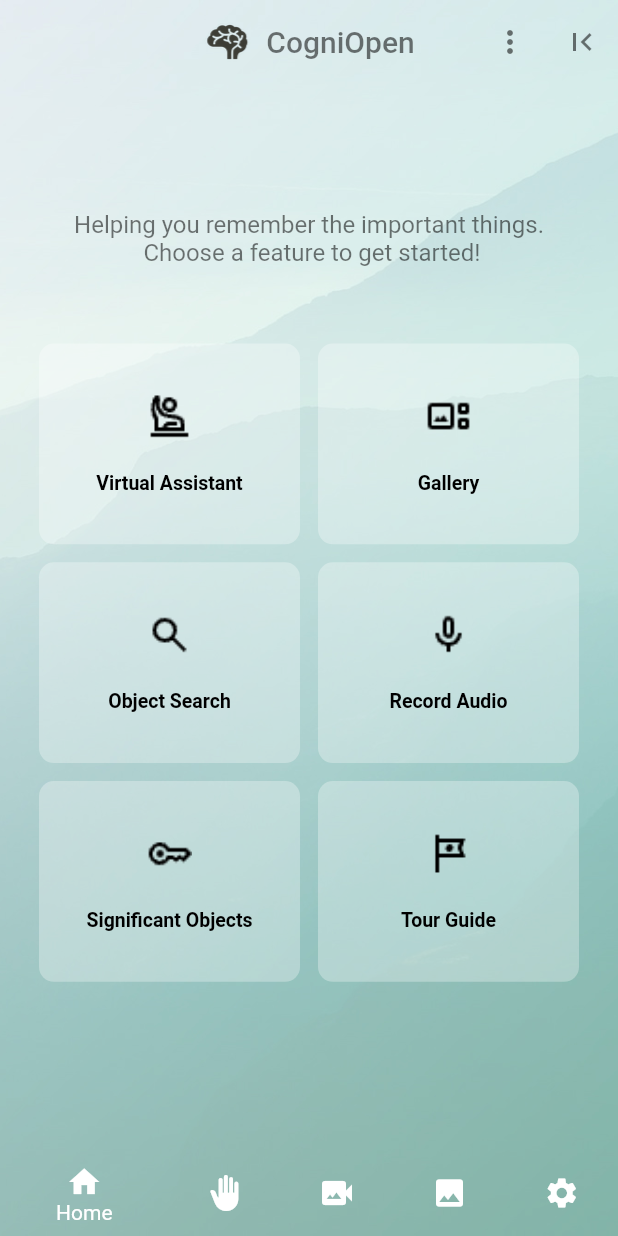
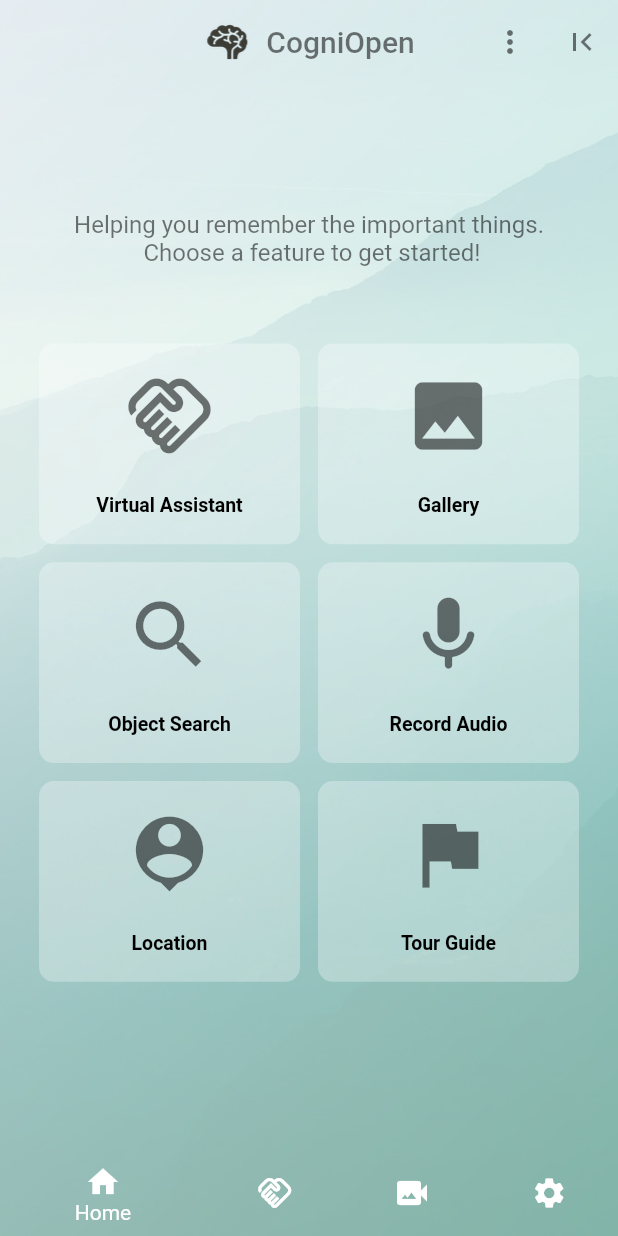
Before and after one commit to umgc/fall2023, a Flutter app: the HomeScreen screen opened by its route, on a phone screen of 412 x 824 dp. Run offline on Flutter 3.47's test engine with Material 2 defaults, Android fonts, the phone set to English and light mode, and no system bars; our stand-ins replace avatar_glow, camera, chewie, flutter_dotenv, flutter_speed_dial, flutter_tts and 10 more; missing offline and left inert: aws_client, aws_rekognition_api, aws_s3_api, aws_transcribe_api, dart_openai, external_path and 3 more; accounts and stored records are empty.

Commit message:
Updated icons, removed gallery from menu bar

```diff
--- a/cogniopenapp/lib/src/utils/ui_utils.dart
+++ b/cogniopenapp/lib/src/utils/ui_utils.dart
@@ -1,6 +1,5 @@
 import 'package:cogniopenapp/ui/test_rekognition_screen.dart';
 import 'package:cogniopenapp/ui/assistantScreen.dart';
-import 'package:cogniopenapp/ui/galleryScreen.dart';
 import 'package:cogniopenapp/ui/videoScreen.dart';
 import 'package:cogniopenapp/ui/settingsScreen.dart';
 
@@ -31,16 +30,12 @@ class UiUtils {
             label: 'Home',
           ),
           BottomNavigationBarItem(
-            icon: Icon(Icons.back_hand_rounded),
+            icon: Icon(Icons.handshake_outlined),
             label: 'Virtual Assistant',
           ),
           BottomNavigationBarItem(
             icon: Icon(Icons.video_camera_back),
             label: 'Video',
-          ),
-          BottomNavigationBarItem(
-            icon: Icon(Icons.photo),
-            label: 'Gallery',
           ),
           BottomNavigationBarItem(
             icon: Icon(Icons.settings),
@@ -64,10 +59,6 @@ class UiUtils {
           } else if (index == 3) {
             // Navigate to Gallery screen
             Navigator.push(context,
-                MaterialPageRoute(builder: (context) => GalleryScreen()));
-          } else if (index == 4) {
-            // Navigate to Gallery screen
-            Navigator.push(context,
                 MaterialPageRoute(builder: (context) => SettingsScreen()));
           }
         });
--- a/cogniopenapp/lib/ui/homeScreen.dart
+++ b/cogniopenapp/lib/ui/homeScreen.dart
@@ -152,42 +152,45 @@ class HomeScreen extends StatelessWidget {
                     // Using the helper function to build each button in the grid
                     _buildElevatedButton(
                       context: context,
-                      iconPath: 'assets/icons/ask_question.png',
+                      icon: Icon(Icons.handshake_outlined,
+                          size: 60, color: Colors.black54),
                       text: 'Virtual Assistant',
                       screen: AssistantScreen(),
                       keyName: "VirtualAssistantButtonKey",
                     ),
                     _buildElevatedButton(
                       context: context,
-                      iconPath: 'assets/icons/gallery-v2.png',
+                      icon: Icon(Icons.photo, size: 60, color: Colors.black54),
                       text: 'Gallery',
                       screen: GalleryScreen(),
                       keyName: "GalleryButtonKey",
                     ),
                     _buildElevatedButton(
                       context: context,
-                      iconPath: 'assets/icons/search-v2.png',
+                      icon: Icon(Icons.search, size: 60, color: Colors.black54),
                       text: 'Object Search',
                       screen: ResponseScreen(),
                       keyName: "VideoRecordingButtonKey",
                     ),
                     _buildElevatedButton(
                       context: context,
-                      iconPath: 'assets/icons/mic_on.png',
+                      icon: Icon(Icons.mic_rounded,
+                          size: 60, color: Colors.black54),
                       text: 'Record Audio',
                       screen: AudioScreen(),
                       keyName: "AudioRecordingButtonKey",
                     ),
                     _buildElevatedButton(
                       context: context,
-                      iconPath: 'assets/icons/significant_object.png',
-                      text: 'Significant Objects',
+                      icon: Icon(Icons.location_history,
+                          size: 60, color: Colors.black54),
+                      text: 'Location',
                       screen: SignificantObjectScreen(),
-                      keyName: "SignificantObjectButtonKey",
+                      keyName: "LocationObjectButtonKey",
                     ),
                     _buildElevatedButton(
                       context: context,
-                      iconPath: 'assets/icons/tour.png',
+                      icon: Icon(Icons.flag, size: 60, color: Colors.black54),
                       text: 'Tour Guide',
                       screen: TourScreen(),
                       keyName: "TourGuideButtonKey",
@@ -206,7 +209,7 @@ class HomeScreen extends StatelessWidget {
   // Helper function to create each button for the GridView
   Widget _buildElevatedButton({
     required BuildContext context,
-    required String iconPath,
+    required Icon icon,
     required String text,
     required Widget screen,
     required String keyName,
@@ -232,11 +235,7 @@ class HomeScreen extends StatelessWidget {
       child: Column(
         mainAxisSize: MainAxisSize.min,
         children: [
-          Image.asset(
-            iconPath,
-            fit: BoxFit.contain,
-            height: 30,
-          ),
+          icon,
           const SizedBox(height: 22.0),
           Text(
             text,
```
